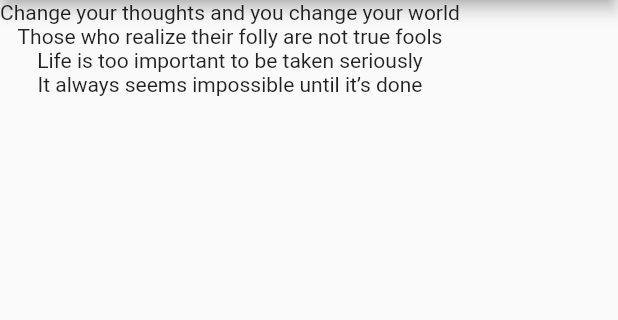
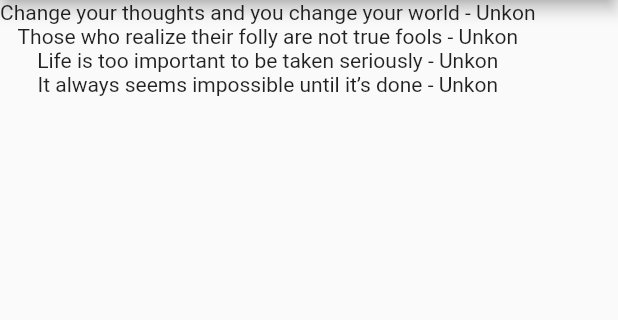
Before and after one commit to chamikaravinda/Flutter-crash-course-part-3, a Flutter app: the screen it shows after launch, on a phone screen of 412 x 824 dp, the part 84-404 px from its top. Run offline on Flutter 3.47's test engine with Material 2 defaults, Android fonts, the phone set to English and light mode, and no system bars.

Commit message:
custom class

```diff
--- a/lib/main.dart
+++ b/lib/main.dart
@@ -1,5 +1,5 @@
 import 'package:flutter/material.dart';
-
+import './quoet.dart';
 void main() => runApp(MaterialApp(
   home: QuoteList(),
 ));
@@ -11,12 +11,13 @@ class QuoteList extends StatefulWidget {
 
 class _QuoteListState extends State<QuoteList> {
 
-  List<String> quoests=[
-    'Change your thoughts and you change your world',
-    'Those who realize their folly are not true fools',
-    'Life is too important to be taken seriously',
-    'It always seems impossible until it’s done'
+  List<Quote> quoests=[
+    Quote(text: 'Change your thoughts and you change your world',author: 'Unkon'),
+  Quote(text:'Those who realize their folly are not true fools',author: 'Unkon'),
+  Quote(text:'Life is too important to be taken seriously',author: 'Unkon'),
+  Quote(text:'It always seems impossible until it’s done',author: 'Unkon')
   ];
+
 
   @override
   Widget build(BuildContext context) {
@@ -27,7 +28,7 @@ class _QuoteListState extends State<QuoteList> {
         backgroundColor: Colors.redAccent,
       ),
       body: Column(
-        children: quoests.map((quoest) => Text(quoest)).toList(),
+        children: quoests.map((quoest) => Text('${quoest.text} - ${quoest.author}')).toList(),
       ),
     );
   }
--- /dev/null
+++ b/lib/quoet.dart
@@ -0,0 +1,13 @@
+class Quote{
+  String text;
+  String author;
+//Normal Constructor
+//  Quote(String text,String author){
+//    this.text=text;
+//    this.author=author;
+//  }
+
+  //Constructor with named parameters
+  Quote({this.text,this.author});
+
+}
```
